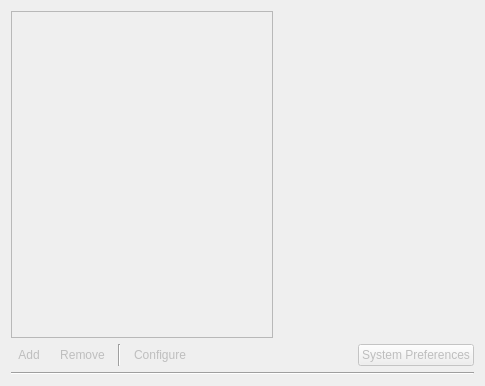
KDE/print-manager, file printer-manager-kcm/PrintKCM.ui: the form before one commit.
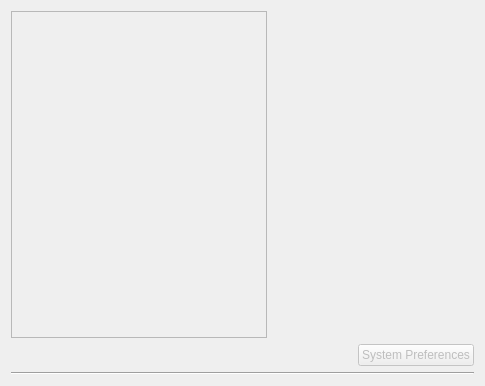
The form after the commit. Custom widgets are drawn as their Qt base class.

Commit message: multiple qtoolbuttons in horizontal alignment == qtoolbar

```diff
--- a/printer-manager-kcm/PrintKCM.ui
+++ b/printer-manager-kcm/PrintKCM.ui
@@ -11,7 +11,7 @@
    </rect>
   </property>
   <layout class="QGridLayout" name="gridLayout">
-   <item row="0" column="0" colspan="5">
+   <item row="0" column="0" colspan="2">
     <widget class="QTreeView" name="printersTV">
      <property name="enabled">
       <bool>false</bool>
@@ -39,7 +39,7 @@
      </property>
     </widget>
    </item>
-   <item row="0" column="5" colspan="2">
+   <item row="0" column="2" colspan="2">
     <widget class="QScrollArea" name="scrollArea">
      <property name="frameShape">
       <enum>QFrame::NoFrame</enum>
@@ -59,69 +59,27 @@
      </widget>
     </widget>
    </item>
-   <item row="2" column="0">
-    <widget class="QToolButton" name="addPB">
-     <property name="enabled">
-      <bool>false</bool>
-     </property>
-     <property name="toolTip">
-      <string>Add</string>
-     </property>
-     <property name="text">
-      <string notr="true">Add</string>
-     </property>
-     <property name="autoRaise">
-      <bool>true</bool>
-     </property>
-    </widget>
-   </item>
-   <item row="2" column="1">
-    <widget class="QToolButton" name="removePB">
-     <property name="enabled">
-      <bool>false</bool>
-     </property>
-     <property name="toolTip">
-      <string>Remove</string>
-     </property>
-     <property name="text">
-      <string notr="true">Remove</string>
-     </property>
-     <property name="autoRaise">
-      <bool>true</bool>
+   <item row="4" column="0" colspan="4">
+    <widget class="Line" name="line">
+     <property name="orientation">
+      <enum>Qt::Horizontal</enum>
      </property>
     </widget>
    </item>
    <item row="2" column="2">
-    <widget class="Line" name="line_2">
+    <spacer name="horizontalSpacer_2">
      <property name="orientation">
-      <enum>Qt::Vertical</enum>
+      <enum>Qt::Horizontal</enum>
      </property>
-    </widget>
+     <property name="sizeHint" stdset="0">
+      <size>
+       <width>180</width>
+       <height>20</height>
+      </size>
+     </property>
+    </spacer>
    </item>
    <item row="2" column="3">
-    <widget class="QToolButton" name="configurePrinterPB">
-     <property name="enabled">
-      <bool>false</bool>
-     </property>
-     <property name="toolTip">
-      <string>Configure</string>
-     </property>
-     <property name="text">
-      <string notr="true">Configure</string>
-     </property>
-     <property name="autoRaise">
-      <bool>true</bool>
-     </property>
-    </widget>
-   </item>
-   <item row="4" column="0" colspan="7">
-    <widget class="Line" name="line">
-     <property name="orientation">
-      <enum>Qt::Horizontal</enum>
-     </property>
-    </widget>
-   </item>
-   <item row="2" column="6">
     <widget class="QPushButton" name="preferencesPB">
      <property name="enabled">
       <bool>false</bool>
@@ -131,7 +89,10 @@
      </property>
     </widget>
    </item>
-   <item row="2" column="4" colspan="2">
+   <item row="2" column="0">
+    <widget class="KToolBar" name="toolBar"/>
+   </item>
+   <item row="2" column="1">
     <spacer name="horizontalSpacer">
      <property name="orientation">
       <enum>Qt::Horizontal</enum>
@@ -149,6 +110,13 @@
    </item>
   </layout>
  </widget>
+ <customwidgets>
+  <customwidget>
+   <class>KToolBar</class>
+   <extends>QToolBar</extends>
+   <header location="global">KToolBar</header>
+  </customwidget>
+ </customwidgets>
  <resources/>
  <connections/>
 </ui>
```
Left out of the diff: 2 changed lines with no effect on the pictures. The commit also changes 2 other files.
